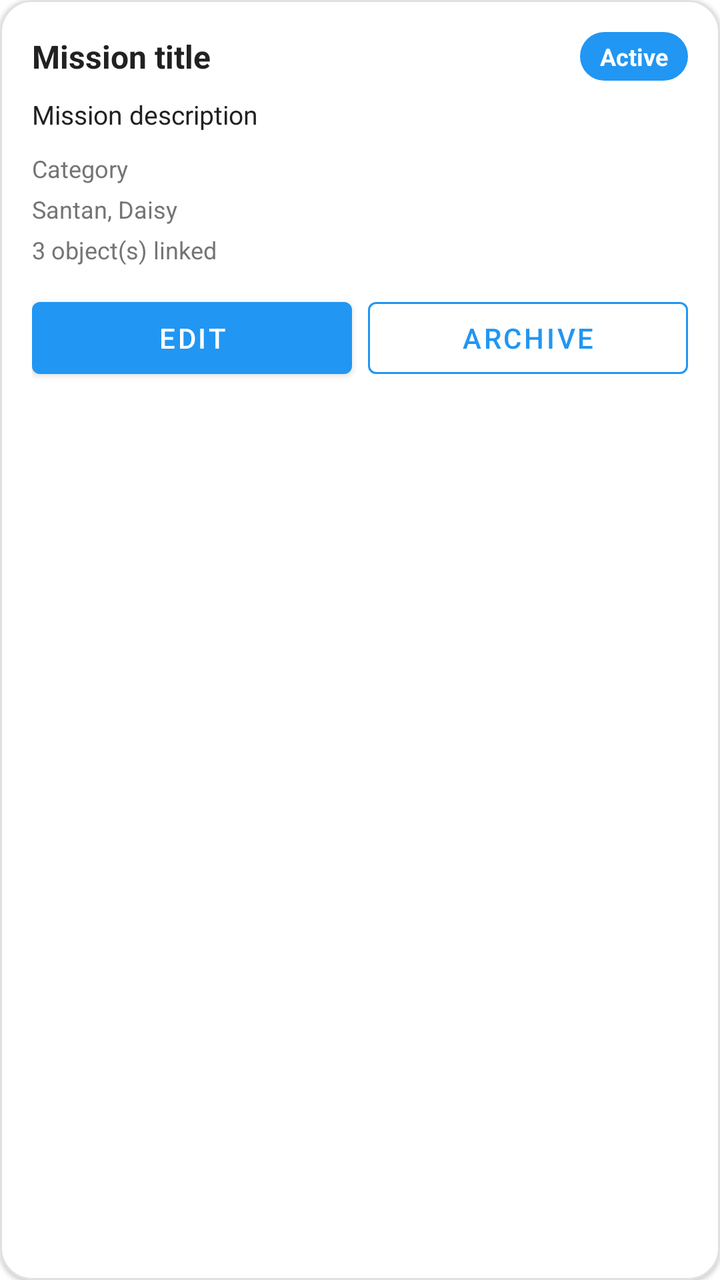
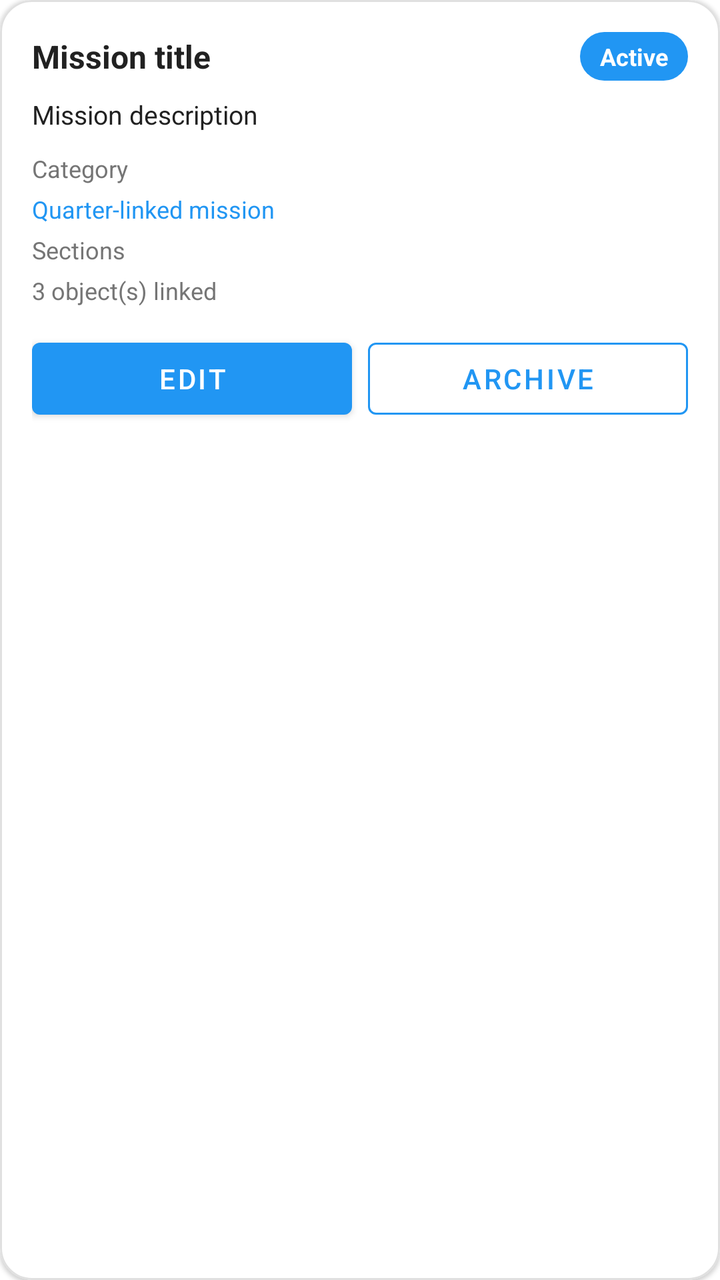

An Android layout rendered at two revisions. The XML below is the earlier revision; the diff shows what the commit changed to produce the second picture.
<!-- AndroidManifest.xml: application theme Theme.ScanLearnAR -->
<!-- res/layout/item_teacher_mission.xml -->
<?xml version="1.0" encoding="utf-8"?>
<com.google.android.material.card.MaterialCardView xmlns:android="http://schemas.android.com/apk/res/android"
    xmlns:app="http://schemas.android.com/apk/res-auto"
    android:layout_width="match_parent"
    android:layout_height="wrap_content"
    android:layout_marginBottom="10dp"
    app:cardCornerRadius="16dp"
    app:cardElevation="1dp"
    app:strokeColor="@color/border"
    app:strokeWidth="1dp">

    <LinearLayout
        android:layout_width="match_parent"
        android:layout_height="wrap_content"
        android:orientation="vertical"
        android:padding="16dp">

        <LinearLayout
            android:layout_width="match_parent"
            android:layout_height="wrap_content"
            android:gravity="center_vertical"
            android:orientation="horizontal">

            <TextView
                android:id="@+id/tvTitle"
                android:layout_width="0dp"
                android:layout_height="wrap_content"
                android:layout_weight="1"
                android:text="Mission title"
                android:textColor="@color/text_primary"
                android:textSize="16sp"
                android:textStyle="bold" />

            <TextView
                android:id="@+id/tvStatus"
                android:layout_width="wrap_content"
                android:layout_height="wrap_content"
                android:background="@drawable/bg_badge_blue"
                android:paddingHorizontal="10dp"
                android:paddingVertical="4dp"
                android:text="Active"
                android:textColor="@android:color/white"
                android:textSize="12sp"
                android:textStyle="bold" />
        </LinearLayout>

        <TextView
            android:id="@+id/tvDescription"
            android:layout_width="match_parent"
            android:layout_height="wrap_content"
            android:layout_marginTop="8dp"
            android:text="Mission description"
            android:textColor="@color/text_primary"
            android:textSize="13sp" />

        <TextView
            android:id="@+id/tvCategory"
            android:layout_width="wrap_content"
            android:layout_height="wrap_content"
            android:layout_marginTop="10dp"
            android:text="Category"
            android:textColor="@color/text_secondary"
            android:textSize="12sp" />

        <TextView
            android:id="@+id/tvSections"
            android:layout_width="wrap_content"
            android:layout_height="wrap_content"
            android:layout_marginTop="4dp"
            android:text="Santan, Daisy"
            android:textColor="@color/text_secondary"
            android:textSize="12sp" />

        <TextView
            android:id="@+id/tvObjects"
            android:layout_width="wrap_content"
            android:layout_height="wrap_content"
            android:layout_marginTop="4dp"
            android:text="3 object(s) linked"
            android:textColor="@color/text_secondary"
            android:textSize="12sp" />

        <LinearLayout
            android:layout_width="match_parent"
            android:layout_height="wrap_content"
            android:layout_marginTop="12dp"
            android:orientation="horizontal">

            <com.google.android.material.button.MaterialButton
                android:id="@+id/btnEdit"
                android:layout_width="0dp"
                android:layout_height="wrap_content"
                android:layout_marginEnd="8dp"
                android:layout_weight="1"
                android:text="Edit" />

            <com.google.android.material.button.MaterialButton
                android:id="@+id/btnToggleStatus"
                style="@style/Widget.MaterialComponents.Button.OutlinedButton"
                android:layout_width="0dp"
                android:layout_height="wrap_content"
                android:layout_weight="1"
                android:text="Archive"
                app:strokeColor="@color/primary" />
        </LinearLayout>
    </LinearLayout>
</com.google.android.material.card.MaterialCardView>
<!-- resources referenced by this layout -->
<resources>
  <color name="border">#E0E0E0</color>
  <color name="primary">#2196F3</color>
  <color name="text_primary">#212121</color>
  <color name="text_secondary">#757575</color>
  <!-- drawable bg_badge_blue (drawable) -->
  <?xml version="1.0" encoding="utf-8"?>
  <shape xmlns:android="http://schemas.android.com/apk/res/android" android:shape="rectangle">
      <solid android:color="#2196F3" />
      <corners android:radius="20dp" />
  </shape>
  <style name="Theme.ScanLearnAR" parent="Theme.MaterialComponents.DayNight.DarkActionBar">
          <item name="colorPrimary">@color/primary</item>
          <item name="colorPrimaryVariant">@color/primary_dark</item>
          <item name="colorOnPrimary">@android:color/white</item>
          <item name="android:statusBarColor">@color/primary_dark</item>
          <item name="android:windowFullscreen">false</item>
          <item name="android:windowDrawsSystemBarBackgrounds">true</item>
          <item name="android:windowLayoutInDisplayCutoutMode">never</item>
          <item name="android:windowLightStatusBar">true</item>
      </style>
  <color name="primary_dark">#1976D2</color>
</resources>

<!-- the commit's change to res/layout/item_teacher_mission.xml (unified diff, before → after) -->
@@ -63,11 +63,20 @@
             android:textSize="12sp" />
 
         <TextView
+            android:id="@+id/tvCurriculum"
+            android:layout_width="wrap_content"
+            android:layout_height="wrap_content"
+            android:layout_marginTop="4dp"
+            android:text="Quarter-linked mission"
+            android:textColor="@color/primary"
+            android:textSize="12sp" />
+
+        <TextView
             android:id="@+id/tvSections"
             android:layout_width="wrap_content"
             android:layout_height="wrap_content"
             android:layout_marginTop="4dp"
-            android:text="Santan, Daisy"
+            android:text="Sections"
             android:textColor="@color/text_secondary"
             android:textSize="12sp" />
 
